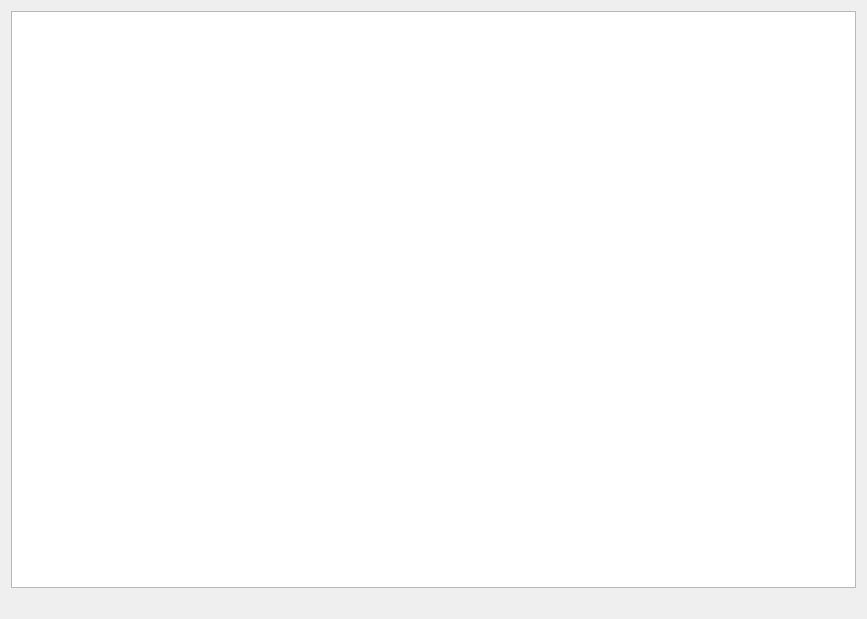
Old version of the form customui.ui in the repository AegonTangeryen/CPSforYou.
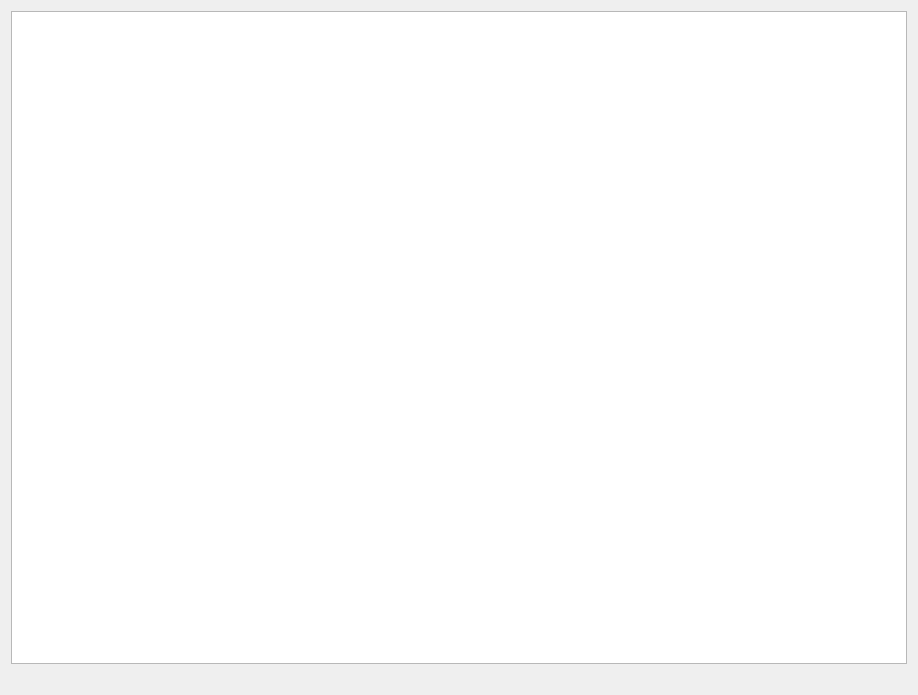
New version of the form. Icons and pictures are not drawn.

What changed in the file:
```diff
--- a/customui.ui
+++ b/customui.ui
@@ -6,8 +6,8 @@
    <rect>
     <x>0</x>
     <y>0</y>
-    <width>867</width>
-    <height>619</height>
+    <width>918</width>
+    <height>695</height>
    </rect>
   </property>
   <property name="windowTitle">
@@ -24,7 +24,7 @@
 &lt;html&gt;&lt;head&gt;&lt;meta name=&quot;qrichtext&quot; content=&quot;1&quot; /&gt;&lt;style type=&quot;text/css&quot;&gt;
 p, li { white-space: pre-wrap; }
 &lt;/style&gt;&lt;/head&gt;&lt;body style=&quot; font-family:'SimSun'; font-size:9pt; font-weight:400; font-style:normal;&quot;&gt;
-&lt;p align=&quot;justify&quot; style=&quot; margin-top:0px; margin-bottom:0px; margin-left:0px; margin-right:0px; -qt-block-indent:0; text-indent:0px;&quot;&gt;&lt;span style=&quot; font-size:18pt; font-weight:600; color:#ffffff;&quot;&gt;你不知道多少次我想你却不敢表现出来，只能静静的站在楼下看着夜空看着路灯，看着星星看着湖面，其实我想看你。&lt;/span&gt;&lt;/p&gt;&lt;/body&gt;&lt;/html&gt;</string>
+&lt;p align=&quot;justify&quot; style=&quot; margin-top:0px; margin-bottom:0px; margin-left:0px; margin-right:0px; -qt-block-indent:0; text-indent:0px;&quot;&gt;&lt;span style=&quot; font-size:18pt; font-weight:600; color:#ffffff;&quot;&gt;我想你的时候，就静静的站在楼下，看着夜空看着路灯，看着星星看着湖面，想像着你就在我身边。&lt;/span&gt;&lt;/p&gt;&lt;/body&gt;&lt;/html&gt;</string>
      </property>
     </widget>
    </item>
```
Left out of the diff: 5 changed lines with no effect on the pictures.
